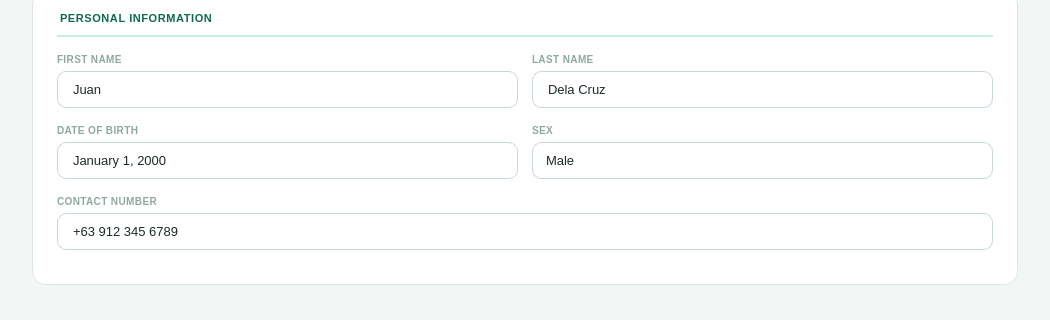
First picture: the form in src/ui/page_profile.ui, repository shasheenahdeeneillelumasag/CCC151---Group-Project, before the edit; both pictures show x 0 to 1050 and y 222 to 542 of the 1050 by 800 pixel window.
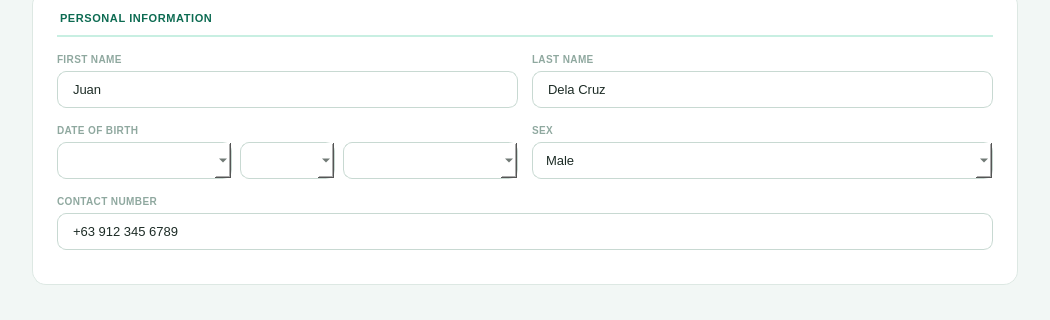
Second picture: the form after the edit.

Commit message: refactor: replace QDateEdit/QTimeEdit with editable combo pickers, fix dialog sizing, add dropdown arrows, clean sample data

```diff
--- a/src/ui/page_profile.ui
+++ b/src/ui/page_profile.ui
@@ -14,15 +14,15 @@
    <string>
     QWidget { background-color: #F2F7F5; font-family: &quot;Segoe UI&quot;, sans-serif; }
     QLabel { background: transparent; }
-    QLineEdit, QComboBox, QDateEdit, QTextEdit {
-     border: 1px solid #C8D9D2; border-radius: 9px;
-     padding: 9px 13px; font-size: 13px; color: #1C2B25;
-     background: #FFFFFF; selection-background-color: #1A9E78;
-    }
-    QLineEdit:focus, QComboBox:focus, QDateEdit:focus, QTextEdit:focus { border-color: #1A9E78; }
-    QComboBox::drop-down { border: none; width: 24px; }
-    QComboBox::down-arrow { image: none; }
-    QDateEdit::drop-down { border: none; width: 24px; }
+     QLineEdit, QComboBox, QDateEdit, QTextEdit {
+      border: 1px solid #C8D9D2; border-radius: 9px;
+      padding: 9px 13px; font-size: 13px; color: #1C2B25;
+      background: #FFFFFF; selection-background-color: #1A9E78;
+     }
+     QLineEdit:focus, QComboBox:focus, QDateEdit:focus, QTextEdit:focus { border-color: #1A9E78; }
+
+
+     QDateEdit::drop-down { border: none; width: 24px; }
    </string>
   </property>
   <layout class="QVBoxLayout" name="profileLayout">
@@ -375,20 +375,38 @@
                  </widget>
                 </item>
                 <item>
-                 <widget class="QDateEdit" name="inputDob">
-                  <property name="styleSheet">
-                   <string>QDateEdit { border: 1px solid #C8D9D2; border-radius: 9px; padding: 9px 13px; font-size: 13px; color: #1C2B25; background: #FFFFFF; } QDateEdit:focus { border-color: #1A9E78; }</string>
-                  </property>
-                  <property name="locale">
-                   <locale language="English" country="UnitedStates"/>
-                  </property>
-                  <property name="displayFormat">
-                   <string>MMMM d, yyyy</string>
-                  </property>
-                  <property name="calendarPopup">
+                  <layout class="QHBoxLayout">
+                   <property name="spacing">
+                    <number>8</number>
+                   </property>
+                   <item>
+                    <widget class="QComboBox" name="inputDobMonth">
+                     <property name="editable">
+                      <bool>true</bool>
+                     </property>
+                    </widget>
+                   </item>
+                   <item>
+                    <widget class="QComboBox" name="inputDobDay">
+                     <property name="editable">
+                      <bool>true</bool>
+                     </property>
+                     <property name="sizePolicy">
+                      <sizepolicy hsizetype="Maximum" vsizetype="Preferred">
+                       <horstretch>0</horstretch>
+                       <verstretch>0</verstretch>
+                      </sizepolicy>
+                     </property>
+                    </widget>
+                   </item>
+                   <item>
+                    <widget class="QComboBox" name="inputDobYear">
+                     <property name="editable">
                    <bool>true</bool>
                   </property>
                  </widget>
+                   </item>
+                  </layout>
                 </item>
                </layout>
               </item>
@@ -410,7 +428,7 @@
                 <item>
                  <widget class="QComboBox" name="inputSex">
                   <property name="styleSheet">
-                   <string>QComboBox { border: 1px solid #C8D9D2; border-radius: 9px; padding: 9px 13px; font-size: 13px; color: #1C2B25; background: #FFFFFF; } QComboBox:focus { border-color: #1A9E78; } QComboBox::drop-down { border: none; width: 24px; }</string>
+                   <string>QComboBox { border: 1px solid #C8D9D2; border-radius: 9px; padding: 9px 13px; font-size: 13px; color: #1C2B25; background: #FFFFFF; } QComboBox:focus { border-color: #1A9E78; }</string>
                   </property>
                   <item>
                    <property name="text">
```
Lines whose indentation alone changed are shown as unchanged. The commit also changes 15 other files.
